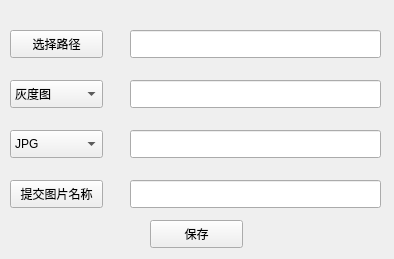
Above: SAVE.ui from jiokul/Digital-image-processing-platform before the change. Below: the same form after it.
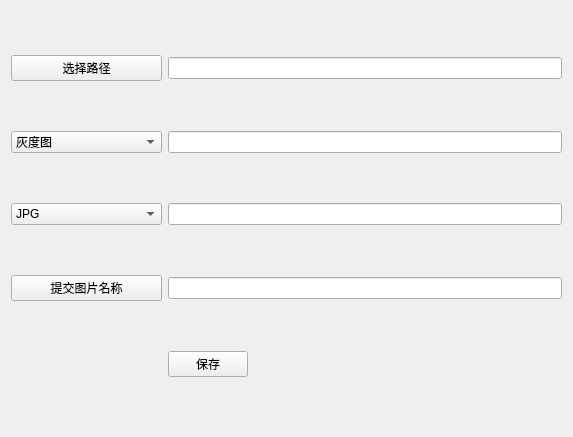
That is the form after the change.

Patch:
```diff
--- a/SAVE.ui
+++ b/SAVE.ui
@@ -6,88 +6,61 @@
    <rect>
     <x>0</x>
     <y>0</y>
-    <width>394</width>
-    <height>259</height>
+    <width>573</width>
+    <height>437</height>
    </rect>
   </property>
   <property name="windowTitle">
    <string>SAVE</string>
   </property>
+  <layout class="QGridLayout" name="gridLayout">
+   <item row="0" column="0">
   <widget class="QPushButton" name="pushButton">
-   <property name="geometry">
-    <rect>
-     <x>10</x>
-     <y>30</y>
-     <width>93</width>
-     <height>28</height>
-    </rect>
-   </property>
    <property name="text">
     <string>选择路径</string>
    </property>
   </widget>
-  <widget class="QLineEdit" name="lineEdit">
-   <property name="geometry">
-    <rect>
-     <x>130</x>
-     <y>30</y>
-     <width>251</width>
-     <height>28</height>
-    </rect>
-   </property>
-  </widget>
-  <widget class="QLineEdit" name="lineEdit_2">
-   <property name="geometry">
-    <rect>
-     <x>130</x>
-     <y>80</y>
-     <width>251</width>
-     <height>28</height>
-    </rect>
-   </property>
-  </widget>
-  <widget class="QLineEdit" name="lineEdit_3">
-   <property name="geometry">
-    <rect>
-     <x>130</x>
-     <y>130</y>
-     <width>251</width>
-     <height>28</height>
-    </rect>
-   </property>
-  </widget>
+   </item>
+   <item row="3" column="1">
+    <widget class="QLineEdit" name="lineEdit_4"/>
+   </item>
+   <item row="3" column="0">
   <widget class="QPushButton" name="pushButton_4">
-   <property name="geometry">
-    <rect>
-     <x>10</x>
-     <y>180</y>
-     <width>93</width>
-     <height>28</height>
-    </rect>
-   </property>
    <property name="text">
     <string>提交图片名称</string>
    </property>
   </widget>
-  <widget class="QLineEdit" name="lineEdit_4">
-   <property name="geometry">
-    <rect>
-     <x>130</x>
-     <y>180</y>
-     <width>251</width>
-     <height>28</height>
-    </rect>
-   </property>
-  </widget>
+   </item>
+   <item row="2" column="0">
+    <widget class="QComboBox" name="comboBox_2">
+     <item>
+      <property name="text">
+       <string>JPG</string>
+      </property>
+     </item>
+     <item>
+      <property name="text">
+       <string>PNG</string>
+      </property>
+     </item>
+     <item>
+      <property name="text">
+       <string>BMP</string>
+      </property>
+     </item>
+    </widget>
+   </item>
+   <item row="0" column="1">
+    <widget class="QLineEdit" name="lineEdit"/>
+   </item>
+   <item row="1" column="1">
+    <widget class="QLineEdit" name="lineEdit_2"/>
+   </item>
+   <item row="2" column="1">
+    <widget class="QLineEdit" name="lineEdit_3"/>
+   </item>
+   <item row="1" column="0">
   <widget class="QComboBox" name="comboBox">
-   <property name="geometry">
-    <rect>
-     <x>10</x>
-     <y>80</y>
-     <width>93</width>
-     <height>28</height>
-    </rect>
-   </property>
    <item>
     <property name="text">
      <string>灰度图</string>
@@ -154,44 +127,15 @@
     </property>
    </item>
   </widget>
-  <widget class="QComboBox" name="comboBox_2">
-   <property name="geometry">
-    <rect>
-     <x>10</x>
-     <y>130</y>
-     <width>93</width>
-     <height>28</height>
-    </rect>
-   </property>
-   <item>
-    <property name="text">
-     <string>JPG</string>
-    </property>
    </item>
-   <item>
-    <property name="text">
-     <string>PNG</string>
-    </property>
-   </item>
-   <item>
-    <property name="text">
-     <string>BMP</string>
-    </property>
-   </item>
-  </widget>
+   <item row="4" column="1" alignment="Qt::AlignLeft">
   <widget class="QPushButton" name="pushButton_2">
-   <property name="geometry">
-    <rect>
-     <x>150</x>
-     <y>220</y>
-     <width>93</width>
-     <height>28</height>
-    </rect>
-   </property>
    <property name="text">
     <string>保存</string>
    </property>
   </widget>
+   </item>
+  </layout>
  </widget>
  <layoutdefault spacing="6" margin="11"/>
  <resources/>
```
Lines whose indentation alone changed are shown as unchanged.
